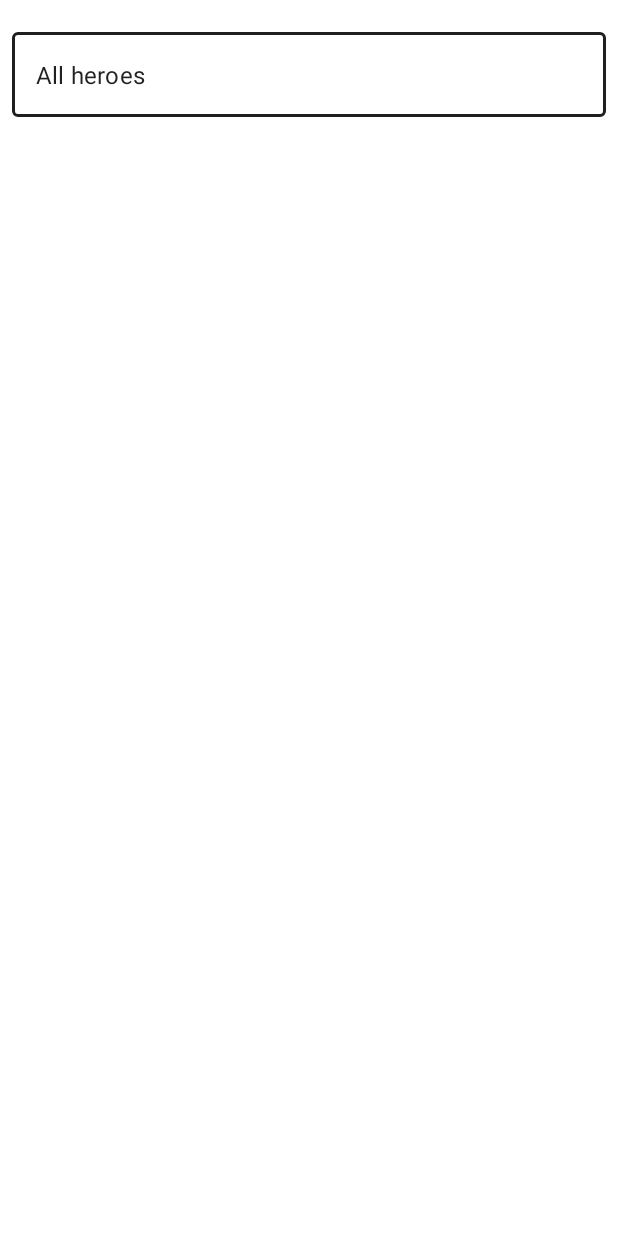
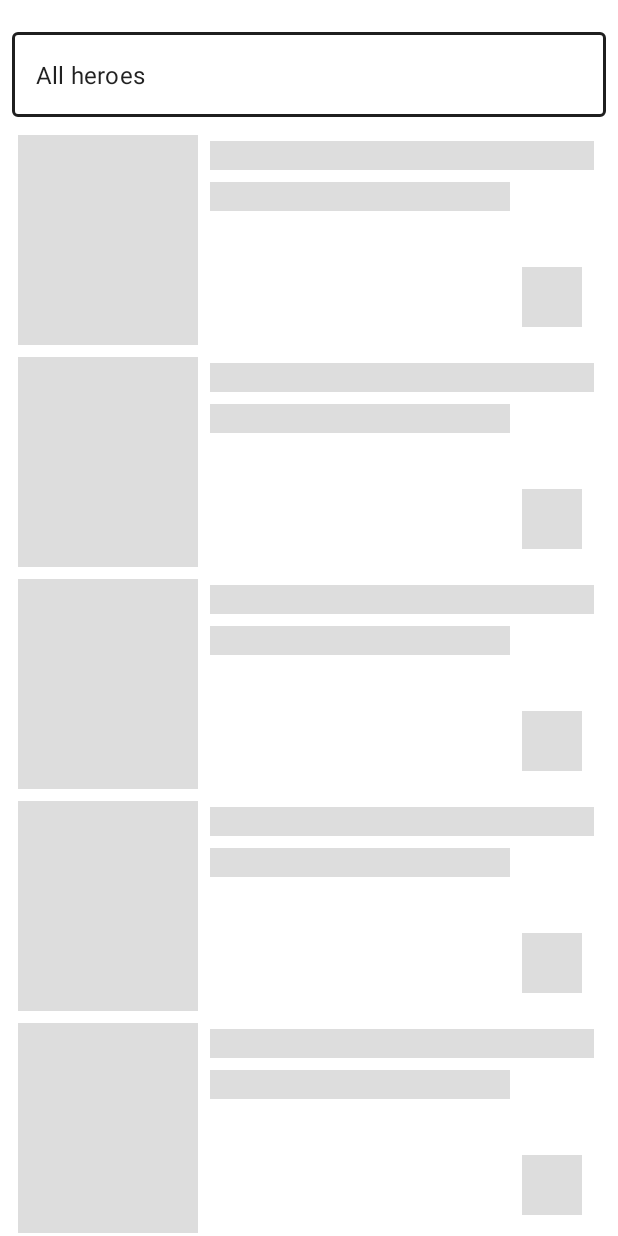
Before and after one commit to maskbogomolov/SuperHeroApp, an Android app: the screen it shows after launch (MainActivity), on a phone screen of 412 x 824 dp. Run offline under Robolectric (Android 15) with nearby library versions, the phone set to English and light mode, and no system bars; our stand-ins replace Dagger/Hilt's generated code, Room's generated code, Shimmer, Timber; libraries missing offline, so code that uses them is left out: com.jakewharton.retrofit2; Roboto replaces fonts that are not available here.

Commit message:
added shimmer effect

```diff
--- a/app/src/main/java/com/example/superheroapp/presentation/HeroesListFragment.kt
+++ b/app/src/main/java/com/example/superheroapp/presentation/HeroesListFragment.kt
@@ -54,8 +54,6 @@ class HeroesListFragment : Fragment() {
 
         _binding = FragmentHeroesListBinding.inflate(inflater, container, false)
 
-
-
         val span = when(resources.configuration.orientation){
             Configuration.ORIENTATION_LANDSCAPE -> 2
             else -> 1
@@ -65,13 +63,27 @@ class HeroesListFragment : Fragment() {
             layoutManager = GridLayoutManager(requireContext(),span)
         }
 
-
+        bind.shimmerFrameLayout.startShimmer()
         viewModel.heroesResult.observe(viewLifecycleOwner){
             when(it){
-                is HeroesResult.SuccessResult -> heroesListAdapter.submitList(it.result)
+                is HeroesResult.SuccessResult -> {
+                    heroesListAdapter.submitList(it.result)
+                    hideShimmerEffect()
+                }
+                is HeroesResult.Loading -> showShimmerEffect()
             }
         }
         return bind.root
+    }
+
+    fun showShimmerEffect(){
+        bind.shimmerFrameLayout.visibility = View.VISIBLE
+        bind.shimmerFrameLayout.startShimmer()
+        bind.heroesList.visibility = View.GONE
+    }
+    fun hideShimmerEffect(){
+        bind.shimmerFrameLayout.visibility = View.INVISIBLE
+        bind.heroesList.visibility = View.VISIBLE
     }
 
     override fun onDestroy() {
--- a/app/src/main/java/com/example/superheroapp/presentation/HeroesViewModel.kt
+++ b/app/src/main/java/com/example/superheroapp/presentation/HeroesViewModel.kt
@@ -19,8 +19,8 @@ class HeroesViewModel(private val repository: HeroesRepository): ViewModel() {
     init {
         viewModelScope.launch {
             publisherFlow
-                .sample(500L)
                 .onEach { _heroesResult.value = HeroesResult.Loading }
+                .sample(5000L)
                 .collect {
                 val data = repository.getHeroesByFilter(publisherFlow.value).firstOrNull()
                 if (data?.isNotEmpty() == true){
--- a/app/src/main/res/layout/fragment_heroes_list.xml
+++ b/app/src/main/res/layout/fragment_heroes_list.xml
@@ -1,13 +1,58 @@
 <?xml version="1.0" encoding="utf-8"?>
-<LinearLayout xmlns:android="http://schemas.android.com/apk/res/android"
+<androidx.constraintlayout.widget.ConstraintLayout xmlns:android="http://schemas.android.com/apk/res/android"
+    xmlns:app="http://schemas.android.com/apk/res-auto"
     xmlns:tools="http://schemas.android.com/tools"
     android:layout_width="match_parent"
     android:layout_height="match_parent"
-    xmlns:app="http://schemas.android.com/apk/res-auto"
-    android:orientation="vertical"
     tools:context=".presentation.HeroesListFragment">
 
+    <com.facebook.shimmer.ShimmerFrameLayout
+        android:id="@+id/shimmerFrameLayout"
+        android:layout_width="match_parent"
+        android:layout_height="wrap_content"
+        android:layout_gravity="center"
+        android:layout_margin="8dp"
+        android:layout_marginTop="8dp"
+        android:orientation="vertical"
+        app:layout_constraintEnd_toEndOf="parent"
+        app:layout_constraintStart_toStartOf="parent"
+        app:layout_constraintTop_toBottomOf="@+id/textInputLayout">
+
+        <!-- Adding 15 rows of placeholders -->
+        <LinearLayout
+            android:layout_width="match_parent"
+            android:layout_height="wrap_content"
+            android:orientation="vertical">
+
+            <include layout="@layout/shimmer_item" />
+
+            <include layout="@layout/shimmer_item" />
+
+            <include layout="@layout/shimmer_item" />
+
+            <include layout="@layout/shimmer_item" />
+
+            <include layout="@layout/shimmer_item" />
+
+            <include layout="@layout/shimmer_item" />
+
+            <include layout="@layout/shimmer_item" />
+
+            <include layout="@layout/shimmer_item" />
+
+            <include layout="@layout/shimmer_item" />
+
+            <include layout="@layout/shimmer_item" />
+
+            <include layout="@layout/shimmer_item" />
+
+            <include layout="@layout/shimmer_item" />
+
+        </LinearLayout>
+    </com.facebook.shimmer.ShimmerFrameLayout>
+
     <com.google.android.material.textfield.TextInputLayout
+        android:id="@+id/textInputLayout"
         style="@style/Widget.MaterialComponents.TextInputLayout.OutlinedBox.ExposedDropdownMenu"
         android:layout_width="match_parent"
         android:layout_height="wrap_content"
@@ -15,7 +60,9 @@
         android:layout_marginTop="16dp"
         android:layout_marginEnd="8dp"
         app:boxStrokeColor="@color/textHeadline"
-        android:layout_marginBottom="8dp">
+        app:layout_constraintEnd_toEndOf="parent"
+        app:layout_constraintStart_toStartOf="parent"
+        app:layout_constraintTop_toTopOf="parent">
 
         <AutoCompleteTextView
             android:id="@+id/autoCompleteTextView"
@@ -28,5 +75,10 @@
     <androidx.recyclerview.widget.RecyclerView
         android:id="@+id/heroes_list"
         android:layout_width="match_parent"
-        android:layout_height="match_parent" />
-</LinearLayout>
+        android:layout_height="0dp"
+        android:layout_marginTop="8dp"
+        app:layout_constraintBottom_toBottomOf="parent"
+        app:layout_constraintEnd_toEndOf="parent"
+        app:layout_constraintStart_toStartOf="parent"
+        app:layout_constraintTop_toBottomOf="@+id/textInputLayout" />
+</androidx.constraintlayout.widget.ConstraintLayout>
--- /dev/null
+++ b/app/src/main/res/layout/shimmer_item.xml
@@ -0,0 +1,57 @@
+<?xml version="1.0" encoding="utf-8"?>
+<androidx.constraintlayout.widget.ConstraintLayout xmlns:android="http://schemas.android.com/apk/res/android"
+    xmlns:app="http://schemas.android.com/apk/res-auto"
+    xmlns:tools="http://schemas.android.com/tools"
+    android:id="@+id/container"
+    android:layout_width="match_parent"
+    android:layout_height="wrap_content">
+
+    <androidx.appcompat.widget.AppCompatImageView
+        android:layout_margin="4dp"
+        android:id="@+id/appCompatImageView"
+        android:layout_width="120dp"
+        android:layout_height="140dp"
+        android:background="@color/colorGrey"
+        app:layout_constraintBottom_toBottomOf="parent"
+        app:layout_constraintStart_toStartOf="parent"
+        app:layout_constraintTop_toTopOf="parent"
+        tools:srcCompat="@color/colorGrey" />
+
+    <TextView
+        android:id="@+id/textView2"
+        android:layout_width="0dp"
+        android:background="@color/colorGrey"
+        android:layout_height="wrap_content"
+        android:layout_marginStart="8dp"
+        android:layout_marginTop="8dp"
+        app:layout_constraintHorizontal_bias="0"
+        android:layout_marginEnd="8dp"
+        tools:text="TextView"
+        app:layout_constraintEnd_toEndOf="parent"
+        app:layout_constraintStart_toEndOf="@+id/appCompatImageView"
+        app:layout_constraintTop_toTopOf="parent" />
+
+    <TextView
+        android:id="@+id/textView3"
+        android:layout_width="0dp"
+        android:layout_height="wrap_content"
+        android:layout_marginTop="8dp"
+        android:layout_marginEnd="64dp"
+        android:background="@color/colorGrey"
+        app:layout_constraintEnd_toEndOf="parent"
+        app:layout_constraintHorizontal_bias="0"
+        app:layout_constraintStart_toStartOf="@+id/textView2"
+        app:layout_constraintTop_toBottomOf="@+id/textView2"
+        tools:text="TextView" />
+
+    <ImageView
+        android:id="@+id/imageView2"
+        android:layout_width="40dp"
+        android:layout_height="40dp"
+        android:layout_marginEnd="16dp"
+        android:layout_marginBottom="16dp"
+        app:layout_constraintBottom_toBottomOf="parent"
+        app:layout_constraintEnd_toEndOf="parent"
+        android:background="@color/colorGrey" />
+
+</androidx.constraintlayout.widget.ConstraintLayout>
--- a/app/src/main/res/values/colors.xml
+++ b/app/src/main/res/values/colors.xml
@@ -10,4 +10,5 @@
     <color name="textHeadline">#1f1f1f</color>
     <color name="textBody">#4f4f4f</color>
 
+    <color name="colorGrey">#dddddd</color>
 </resources>
```
